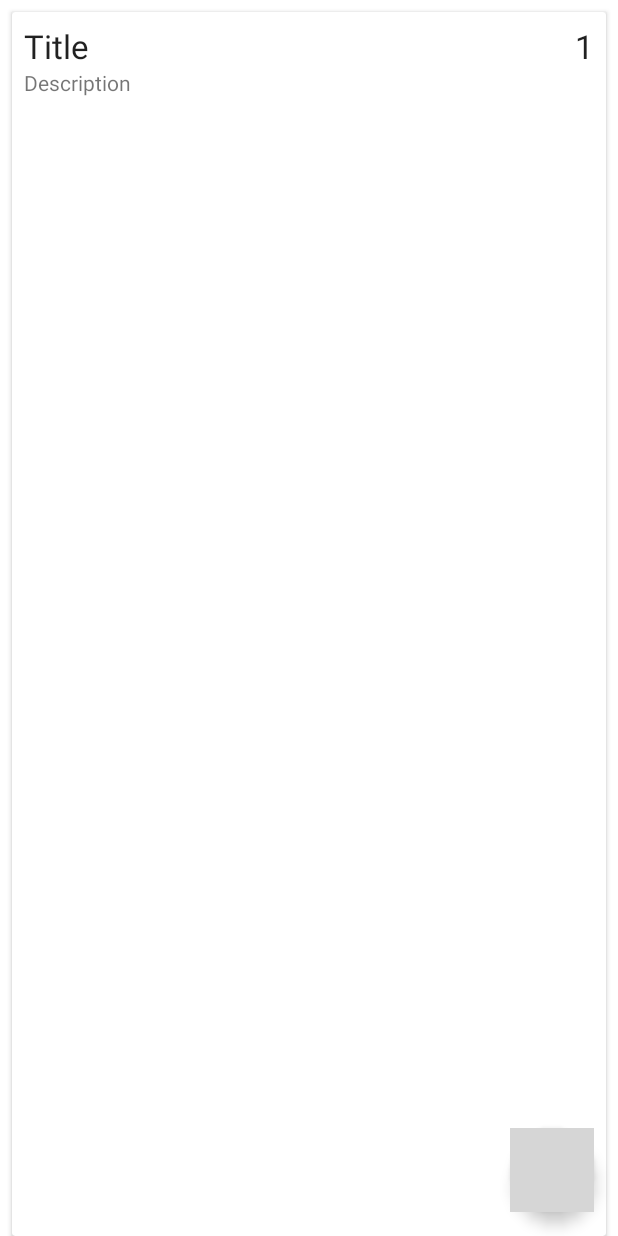
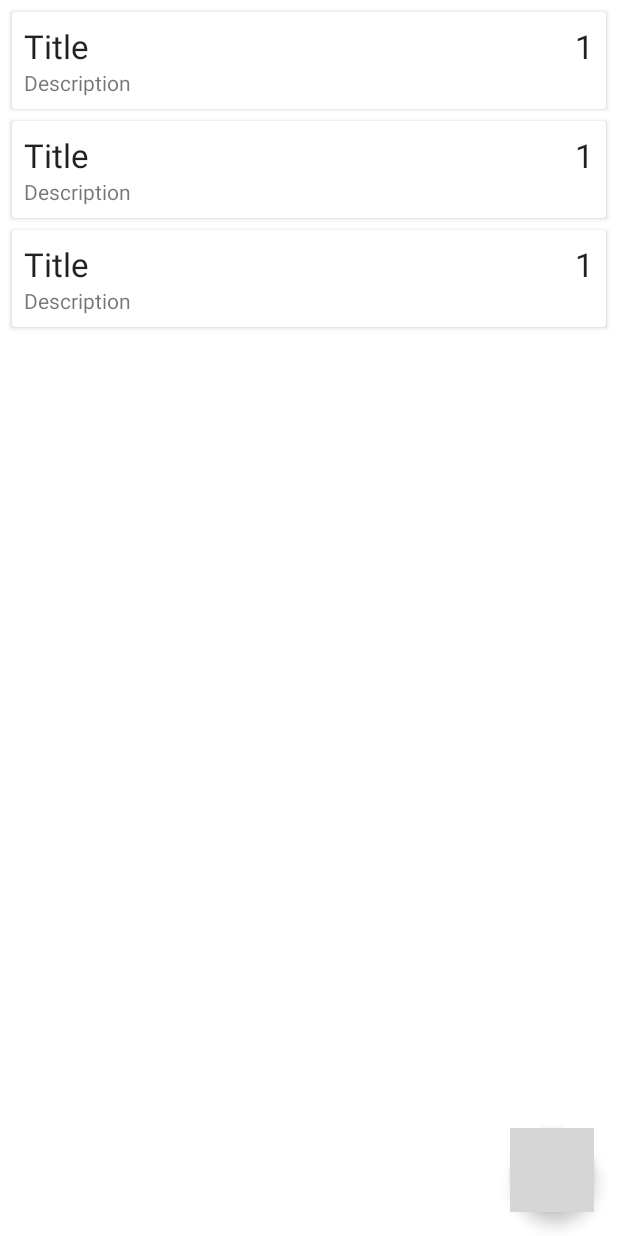
Before and after one commit to liang799/mvvm-android, an Android app: the layout activity_main.xml on its own in the app's theme, with its tools: preview values and no code run, on a phone screen of 412 x 824 dp. Run offline under Robolectric (Android 15) with nearby library versions, the phone set to English and light mode, and no system bars; grey boxes are pictures that could not be loaded.

```diff
--- a/app/src/main/res/layout/note_item.xml
+++ b/app/src/main/res/layout/note_item.xml
@@ -1,10 +1,10 @@
 <?xml version="1.0" encoding="utf-8"?>
 <androidx.cardview.widget.CardView xmlns:android="http://schemas.android.com/apk/res/android"
-    android:layout_width="match_parent"
-    android:layout_height="match_parent"
-    android:layout_marginEnd="8dp"
+    android:layout_width="wrap_content"
+    android:layout_height="wrap_content"
     android:layout_marginStart="8dp"
-    android:layout_marginTop="8dp">
+    android:layout_marginTop="8dp"
+    android:layout_marginEnd="8dp">
 
     <!--    <RelativeLayout-->
     <!--        android:layout_width="wrap_content"-->
```
Also changed, not shown: app/src/main/java/codingflow/com/ui/MainActivity.java (+33 -0 lines). Lines whose indentation alone changed are shown as unchanged.
